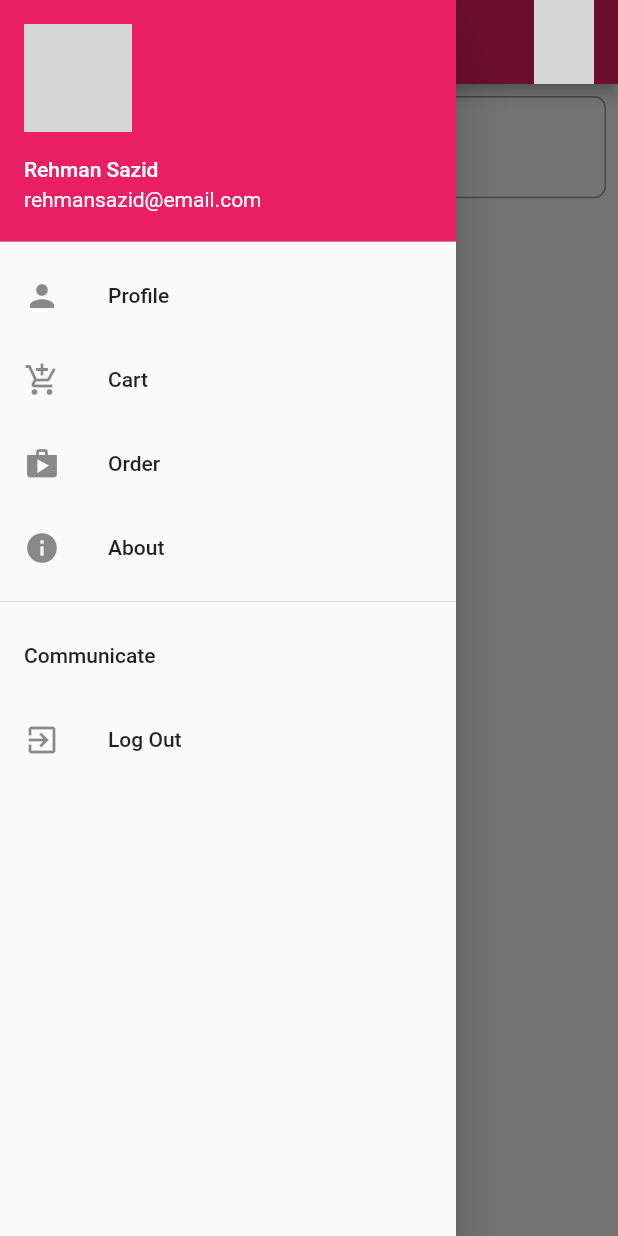
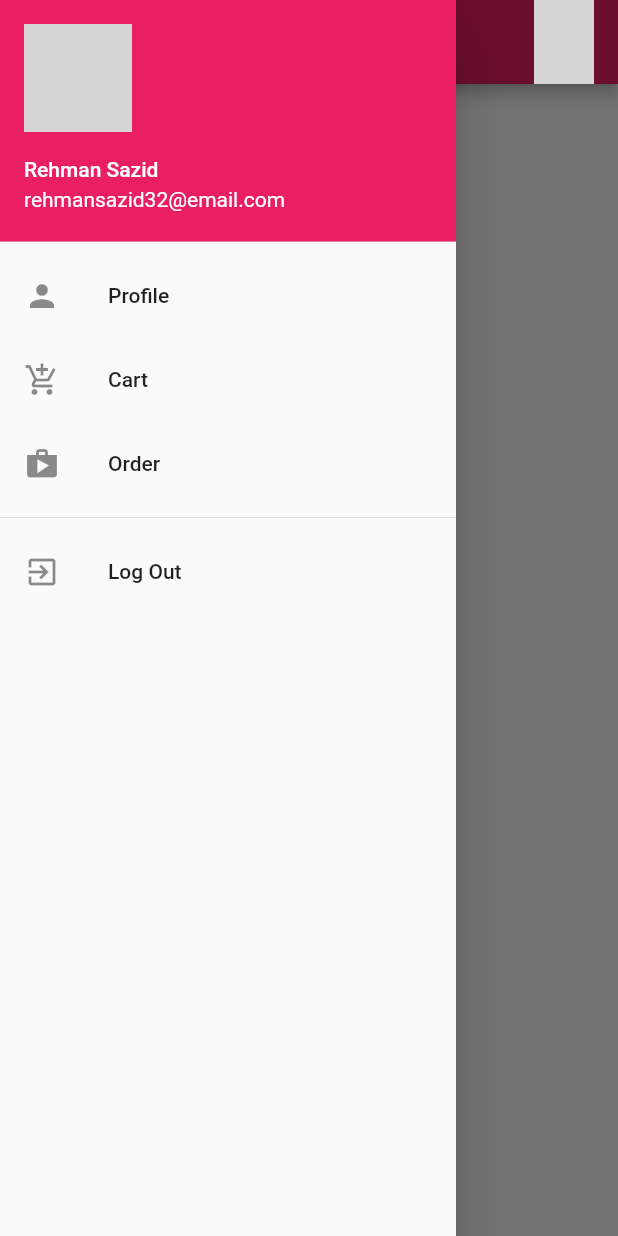
Before and after one commit to sazidd/foodiu, a Flutter app: the screen it shows once a user with an empty profile is signed in, with the side drawer open, on a phone screen of 412 x 824 dp. Run offline on Flutter 3.47's test engine with Material 2 defaults, Android fonts, the light colour scheme and no system bars; our stand-ins replace cloud_firestore, firebase_auth, firebase_core, google_fonts; accounts and stored records are empty; network calls fail; grey boxes are pictures that could not be loaded.

Commit message:
refactoring codes

```diff
--- a/lib/main.dart
+++ b/lib/main.dart
@@ -25,7 +25,7 @@ class MyApp extends StatelessWidget {
   Widget build(BuildContext context) {
     return MaterialApp(
       debugShowCheckedModeBanner: false,
-      title: 'Food Delivery',
+      title: 'Foodiu',
       theme: ThemeData(
         primarySwatch: Colors.pink,
         textTheme: GoogleFonts.merriweatherSansTextTheme(),
--- a/lib/pages/detail_page.dart
+++ b/lib/pages/detail_page.dart
@@ -2,7 +2,6 @@ import 'package:flutter/material.dart';
 import 'package:foodiu/pages/cart_page.dart';
 import 'package:foodiu/pages/home_page.dart';
 import 'package:foodiu/providers/my_provider.dart';
-
 import 'package:provider/provider.dart';
 
 class DetailPage extends StatefulWidget {
@@ -66,6 +65,7 @@ class _DetailPageState extends State<DetailPage> {
     return Container(
       child: Image.network(
         widget.image ?? 'https://avatars.githubusercontent.com/u/53822204v=4',
+        height: 230,
       ),
     );
   }
--- a/lib/pages/home_page.dart
+++ b/lib/pages/home_page.dart
@@ -7,10 +7,10 @@ import 'package:foodiu/pages/cart_page.dart';
 import 'package:foodiu/pages/categories_page.dart';
 import 'package:foodiu/pages/detail_page.dart';
 import 'package:foodiu/pages/login_page.dart';
+import 'package:foodiu/pages/order_page.dart';
 import 'package:foodiu/pages/profile_page.dart';
 import 'package:foodiu/providers/my_provider.dart';
 import 'package:foodiu/widgets/food_item.dart';
-
 import 'package:provider/provider.dart';
 
 class HomePage extends StatefulWidget {
@@ -79,7 +79,7 @@ class _HomePageState extends State<HomePage> {
               ),
             ),
             accountName: Text('Rehman Sazid'),
-            accountEmail: Text('rehmansazid@email.com'),
+            accountEmail: Text('rehmansazid32@email.com'),
           ),
           ListTile(
             leading: const Icon(Icons.person),
@@ -108,22 +108,16 @@ class _HomePageState extends State<HomePage> {
           ListTile(
             leading: const Icon(Icons.shop),
             title: const Text('Order'),
-            onTap: () {},
+            onTap: () {
+              Navigator.pushReplacement(
+                context,
+                MaterialPageRoute(
+                  builder: (context) => OrderPage(total: null),
                 ),
-          ListTile(
-            leading: const Icon(Icons.info),
-            title: const Text('About'),
-            onTap: () {},
+              );
+            },
           ),
           const Divider(),
-          ListTile(
-            title: const Text('Communicate'),
-          ),
-          // ListTile(
-          //   leading: const Icon(Icons.lock),
-          //   title: const Text('Change'),
-          //   onTap: () {},
-          // ),
           ListTile(
             leading: const Icon(Icons.exit_to_app),
             title: const Text('Log Out'),
@@ -190,31 +184,31 @@ class _HomePageState extends State<HomePage> {
         builder: (context, constraints) {
           if (constraints.maxWidth >= 600) {
             return Column(
+              children: [
+                // Row(
+                //   crossAxisAlignment: CrossAxisAlignment.start,
+                //   children: [
+                //     const Spacer(),
+                //     Expanded(
+                //       child: TextField(
+                //         decoration: InputDecoration(
+                //           fillColor: Colors.black,
+                //           prefix: const Icon(Icons.search),
+                //           hintText: 'Search food...',
+                //           border: OutlineInputBorder(
+                //             borderRadius: BorderRadius.circular(8),
+                //           ),
+                //         ),
+                //       ),
+                //     ),
+                //   ],
+                // ),
+                Expanded(
+                  child: Row(
                     crossAxisAlignment: CrossAxisAlignment.start,
                     children: [
-                Row(
-                  crossAxisAlignment: CrossAxisAlignment.start,
-                  children: [
-                    const Spacer(),
-                    Expanded(
-                      child: TextField(
-                        decoration: InputDecoration(
-                          fillColor: Colors.black,
-                          prefix: const Icon(Icons.search),
-                          hintText: 'Search food...',
-                          border: OutlineInputBorder(
-                            borderRadius: BorderRadius.circular(8),
-                          ),
-                        ),
-                      ),
-                    ),
-                  ],
-                ),
-                Expanded(
-                  child: Row(
-                    children: [
                       SingleChildScrollView(
-                        padding: const EdgeInsets.all(16),
+                        padding: const EdgeInsets.all(16).copyWith(top: 0),
                         scrollDirection: Axis.vertical,
                         child: Column(
                           children: [
@@ -228,34 +222,31 @@ class _HomePageState extends State<HomePage> {
                         ),
                       ),
                       Expanded(
-                        child: Container(
-                          width: 200,
-                          height: 300,
-                          child: ListView.builder(
-                            scrollDirection: Axis.horizontal,
+                        child: GridView.count(
                           padding: const EdgeInsets.only(bottom: 32),
-                            itemCount: foods.length,
-                            itemBuilder: (context, index) {
-                              final food = foods[index]!;
+                          crossAxisCount: 6,
+                          childAspectRatio: 0.7,
+                          mainAxisSpacing: 16,
+                          crossAxisSpacing: 16,
+                          children: foods.map((food) {
                             return FoodItem(
                               onTap: () {
                                 Navigator.pushReplacement(
                                   context,
                                   MaterialPageRoute(
                                     builder: (context) => DetailPage(
-                                        image: food.image,
+                                      image: food!.image,
                                       name: food.name,
                                       price: food.price,
                                     ),
                                   ),
                                 );
                               },
-                                image: food.image,
+                              image: food!.image,
                               name: food.name,
                               price: food.price,
                             );
-                            },
-                          ),
+                          }).toList(),
                         ),
                       ),
                     ],
@@ -266,17 +257,17 @@ class _HomePageState extends State<HomePage> {
           }
           return Column(
             children: [
-              TextField(
-                decoration: InputDecoration(
-                  fillColor: Colors.black,
-                  prefix: const Icon(Icons.search),
-                  hintText: 'Search food...',
-                  border: OutlineInputBorder(
-                    borderRadius: BorderRadius.circular(8),
-                  ),
-                ),
-              ),
-              const SizedBox(height: 16),
+              // TextField(
+              //   decoration: InputDecoration(
+              //     fillColor: Colors.black,
+              //     prefix: const Icon(Icons.search),
+              //     hintText: 'Search food...',
+              //     border: OutlineInputBorder(
+              //       borderRadius: BorderRadius.circular(8),
+              //     ),
+              //   ),
+              // ),
+              // const SizedBox(height: 16),
               SingleChildScrollView(
                 scrollDirection: Axis.horizontal,
                 child: Row(
@@ -295,9 +286,9 @@ class _HomePageState extends State<HomePage> {
                 child: GridView.count(
                   padding: const EdgeInsets.only(bottom: 32),
                   crossAxisCount: 2,
-                  childAspectRatio: 0.8,
-                  mainAxisSpacing: 20,
-                  crossAxisSpacing: 20,
+                  childAspectRatio: 0.85,
+                  mainAxisSpacing: 16,
+                  crossAxisSpacing: 16,
                   children: foods.map((food) {
                     return FoodItem(
                       onTap: () {
@@ -457,29 +448,28 @@ class _HomePageState extends State<HomePage> {
     required String? image,
     required String name,
   }) {
-    return Column(
+    return Card(
+      child: Column(
         children: [
           GestureDetector(
             onTap: onTap,
             child: Container(
-            margin: const EdgeInsets.fromLTRB(0, 0, 16, 0),
               width: 80,
               height: 80,
               decoration: BoxDecoration(
                 borderRadius: BorderRadius.circular(8),
-              image: DecorationImage(
-                image: image != null
-                    ? NetworkImage(image)
-                    : NetworkImage(
-                        'https://avatars.githubusercontent.com/u/52134364?v=4',
               ),
-              ),
+              child: Image.network(
+                image!,
+                height: 60,
               ),
             ),
           ),
           const SizedBox(height: 8),
           Text(name),
+          const SizedBox(height: 8),
         ],
+      ),
     );
   }
 }
--- a/lib/providers/my_provider.dart
+++ b/lib/providers/my_provider.dart
@@ -267,7 +267,7 @@ class MyProvider extends ChangeNotifier {
     var querySnapshot = await FirebaseFirestore.instance
         .collection('food-categories')
         .doc('GtAM48SvhcK8JsfkxAkJ')
-        .collection('burger')
+        .collection('salad')
         .get();
 
     querySnapshot.docs.forEach((salad) {
```
Also changed, not shown: lib/pages/cart_page.dart (+16 -6 lines), lib/pages/categories_page.dart (+44 -9 lines), lib/pages/order_page.dart (added, +54 -0 lines), lib/widgets/food_item.dart (+6 -3 lines), pubspec.lock. Lines whose indentation alone changed are shown as unchanged.
